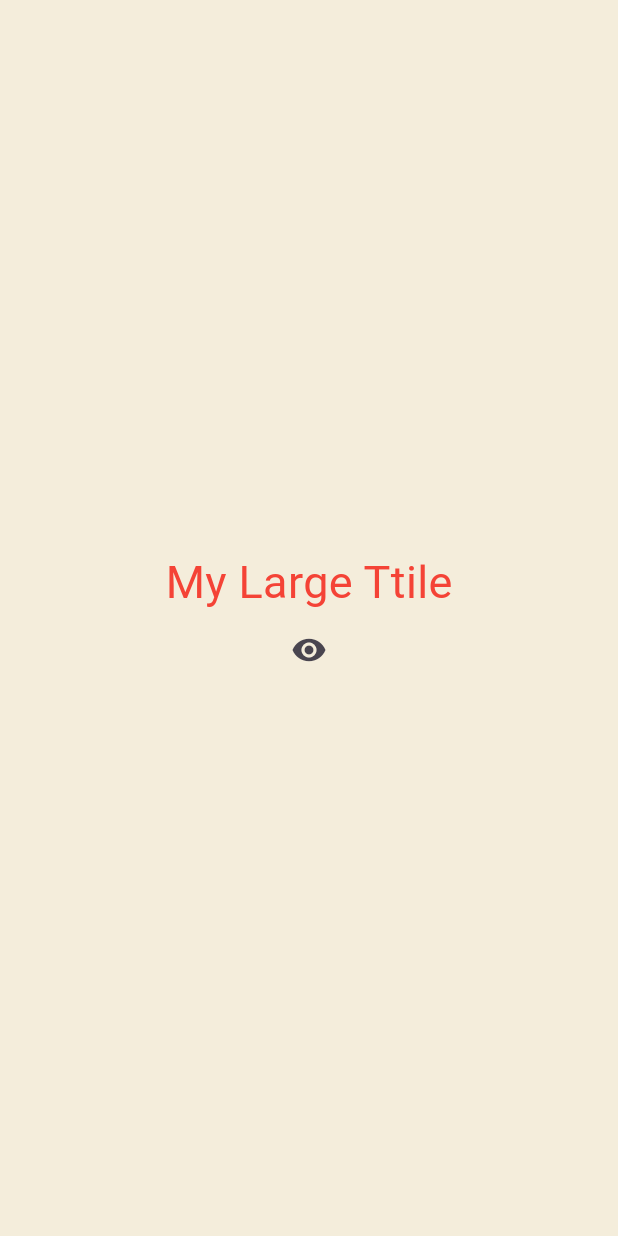
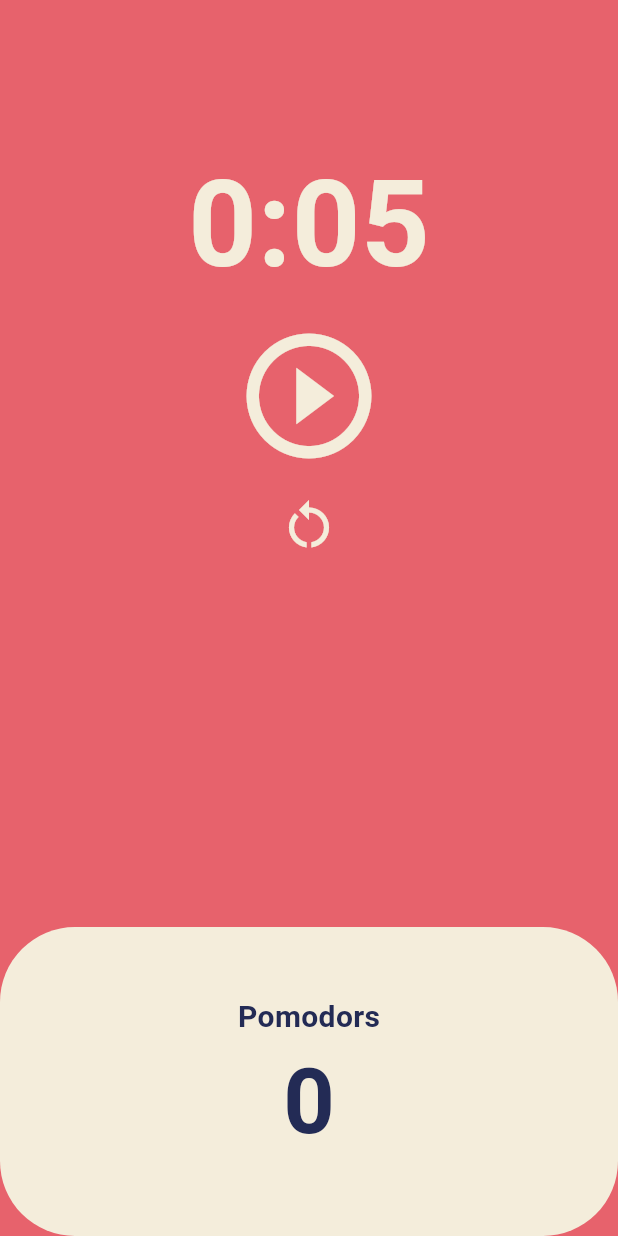
Before and after one commit to baesee/std-nomard-flutter-1, a Flutter app: the screen it shows after launch, on a phone screen of 412 x 824 dp. Run offline on Flutter 3.47's test engine with Material 3 defaults, Android fonts, the phone set to English and light mode, and no system bars.

Commit message:
study : #5 pomodoro app

```diff
--- a/lib/main.dart
+++ b/lib/main.dart
@@ -1,87 +1,24 @@
 import 'package:flutter/material.dart';
+import 'package:toonflix/screens/home_screen.dart';
 
 void main() {
   runApp(const App());
 }
 
-class App extends StatefulWidget {
+class App extends StatelessWidget {
   const App({super.key});
-
-  @override
-  State<App> createState() => _AppState();
-}
-
-class _AppState extends State<App> {
-  bool isVisible = true;
-
-  void toggleVisibility() {
-    setState(() {
-      isVisible = !isVisible;
-    });
-  }
 
   @override
   Widget build(BuildContext context) {
     return MaterialApp(
       theme: ThemeData(
+        scaffoldBackgroundColor: const Color(0xFFE7626C),
         textTheme: const TextTheme(
-          titleLarge: TextStyle(color: Colors.red, fontSize: 10),
+          headlineLarge: TextStyle(color: Color(0xFF232B55)),
         ),
+        cardColor: const Color(0xFFF4EDDB),
       ),
-      home: Scaffold(
-        backgroundColor: const Color(0xFFF4EDDB),
-        body: Center(
-          child: Column(
-            mainAxisAlignment: MainAxisAlignment.center,
-            children: [
-              isVisible ? const MyLargeTitle() : const Text('Nothing'),
-              IconButton(
-                onPressed: toggleVisibility,
-                icon: const Icon(Icons.remove_red_eye),
-              ),
-            ],
-          ),
-        ),
-      ),
+      home: const HomeScreen(),
     );
   }
 }
-
-class MyLargeTitle extends StatefulWidget {
-  const MyLargeTitle({super.key});
-
-  @override
-  State<MyLargeTitle> createState() => _MyLargeTitleState();
-}
-
-class _MyLargeTitleState extends State<MyLargeTitle> {
-  // 여기서 작성을 해도 초기화의 의미.
-
-  @override
-  void initState() {
-    // 빌드 메서드 보다 무조건 먼저 실행, 그리고 최초 1번만 실행됨.
-    // 굳이 필요하지 않을 수도 있다.
-    print('initState');
-    super.initState();
-  }
-
-  @override
-  void dispose() {
-    // 위젯이 사라질때 호출되는 메서드
-    // 무언가를 취소할때 사용 될 수 있겟다.
-    print('dispose');
-    super.dispose();
-  }
-
-  @override
-  Widget build(BuildContext context) {
-    print('build');
-    return Text(
-      'My Large Ttile',
-      style: TextStyle(
-        fontSize: 30,
-        color: Theme.of(context).textTheme.titleLarge?.color,
-      ),
-    );
-  }
-}
--- /dev/null
+++ b/lib/screens/home_screen.dart
@@ -0,0 +1,166 @@
+import 'dart:async';
+
+import 'package:flutter/material.dart';
+
+class HomeScreen extends StatefulWidget {
+  const HomeScreen({super.key});
+
+  @override
+  State<HomeScreen> createState() => _HomeScreenState();
+}
+
+class _HomeScreenState extends State<HomeScreen> {
+  static const int constTotalSeconds = 5;
+  int totalSeconds = constTotalSeconds; // 25 minutes
+  bool isRunning = false;
+  int totalPomodoros = 0;
+  late Timer timer; // late는 나중에 초기화 할 것이라는 뜻
+
+  void onTick(Timer timer) {
+    if (totalSeconds == 0) {
+      setState(() {
+        totalPomodoros++;
+        isRunning = false;
+        totalSeconds = constTotalSeconds;
+      });
+      timer.cancel();
+    } else {
+      setState(() {
+        totalSeconds--;
+      });
+    }
+  }
+
+  void onStartPressed() {
+    timer = Timer.periodic(
+      const Duration(seconds: 1),
+      onTick,
+    ); // 1초마다 onTick 함수 호출
+    setState(() {
+      isRunning = true;
+    });
+  }
+
+  void onPausePressed() {
+    timer.cancel(); // 타이머 취소(멈춤)
+    setState(() {
+      isRunning = false;
+    });
+  }
+
+  void onResetPressed() {
+    timer.cancel();
+    setState(() {
+      totalSeconds = constTotalSeconds;
+    });
+  }
+
+  void onStopPressed() {
+    timer.cancel();
+    setState(() {
+      isRunning = false;
+    });
+  }
+
+  String formatTime(int seconds) {
+    var minutes = (seconds / 60).floor();
+    var remainingSeconds = seconds % 60;
+    return '$minutes:${remainingSeconds.toString().padLeft(2, '0')}';
+  }
+
+  @override
+  Widget build(BuildContext context) {
+    return Scaffold(
+      backgroundColor: Theme.of(context).scaffoldBackgroundColor,
+      body: Column(
+        children: [
+          Flexible(
+            flex: 1,
+            child: Container(
+              alignment: Alignment.bottomCenter,
+              child: Text(
+                formatTime(totalSeconds),
+                style: TextStyle(
+                  color: Theme.of(context).cardColor,
+                  fontSize: 80,
+                  fontWeight: FontWeight.w600,
+                ),
+              ),
+            ),
+          ),
+          Flexible(
+            flex: 2,
+            child: Column(
+              children: [
+                Center(
+                  child: IconButton(
+                    onPressed: isRunning ? onPausePressed : onStartPressed,
+                    icon: Icon(
+                      isRunning
+                          ? Icons.pause_circle_filled
+                          : Icons.play_circle_outline,
+                    ),
+                    iconSize: 100,
+                    color: Theme.of(context).cardColor,
+                  ),
+                ),
+                Center(
+                  child: IconButton(
+                    onPressed: onResetPressed,
+                    icon: const Icon(Icons.restart_alt),
+                    iconSize: 40,
+                    color: Theme.of(context).cardColor,
+                  ),
+                ),
+              ],
+            ),
+          ),
+          Flexible(
+            flex: 1,
+            child: Row(
+              children: [
+                Expanded(
+                  child: Container(
+                    decoration: BoxDecoration(
+                      color: Theme.of(context).cardColor,
+                      borderRadius: BorderRadius.circular(50),
+                    ),
+                    child: Column(
+                      mainAxisAlignment: MainAxisAlignment.center,
+                      children: [
+                        Text(
+                          'Pomodors',
+                          style: TextStyle(
+                            fontSize: 20,
+                            fontWeight: FontWeight.w600,
+                            color:
+                                Theme.of(
+                                  context,
+                                ).textTheme.headlineLarge?.color,
+                          ),
+                        ),
+                        Text(
+                          '$totalPomodoros',
+                          style: TextStyle(
+                            fontSize: 60,
+                            fontWeight: FontWeight.w600,
+                            color:
+                                Theme.of(
+                                  context,
+                                ).textTheme.headlineLarge?.color,
+                          ),
+                        ),
+                      ],
+                    ),
+                  ),
+                ),
+              ],
+            ),
+          ),
+        ],
+      ),
+    );
+  }
+
+  void onPressed() {}
+}
```
